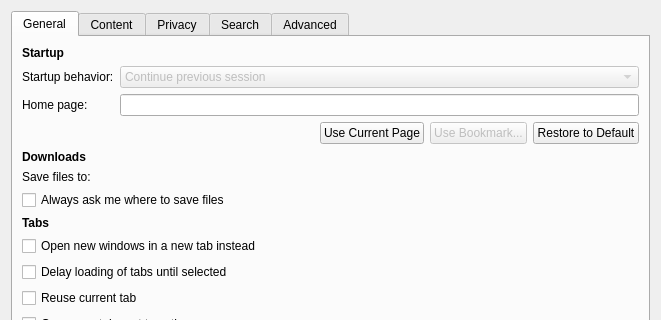
Qt form src/ui/PreferencesDialog.ui (OtterBrowser/otter-browser) before a commit; both pictures show x 0 to 661 and y 0 to 320 of the 661 by 583 pixel window.
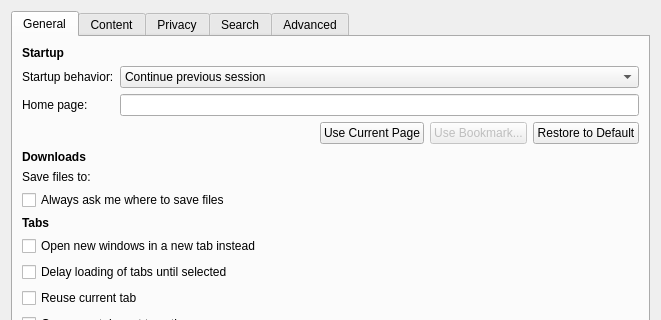
The same form after that commit. Custom widgets are drawn as their Qt base class.

Commit message: Allow to set Browser/StartupBehavior in Preferences dialog

Patch:
```diff
--- a/src/ui/PreferencesDialog.ui
+++ b/src/ui/PreferencesDialog.ui
@@ -56,10 +56,7 @@
           </widget>
          </item>
          <item row="0" column="1">
-          <widget class="QComboBox" name="startupComboBox">
-           <property name="enabled">
-            <bool>false</bool>
-           </property>
+          <widget class="QComboBox" name="startupBehaviorComboBox">
            <item>
             <property name="text">
              <string>Continue previous session</string>
```
Left out of the diff: 4 changed lines with no effect on the pictures. The commit also changes 1 other file.
